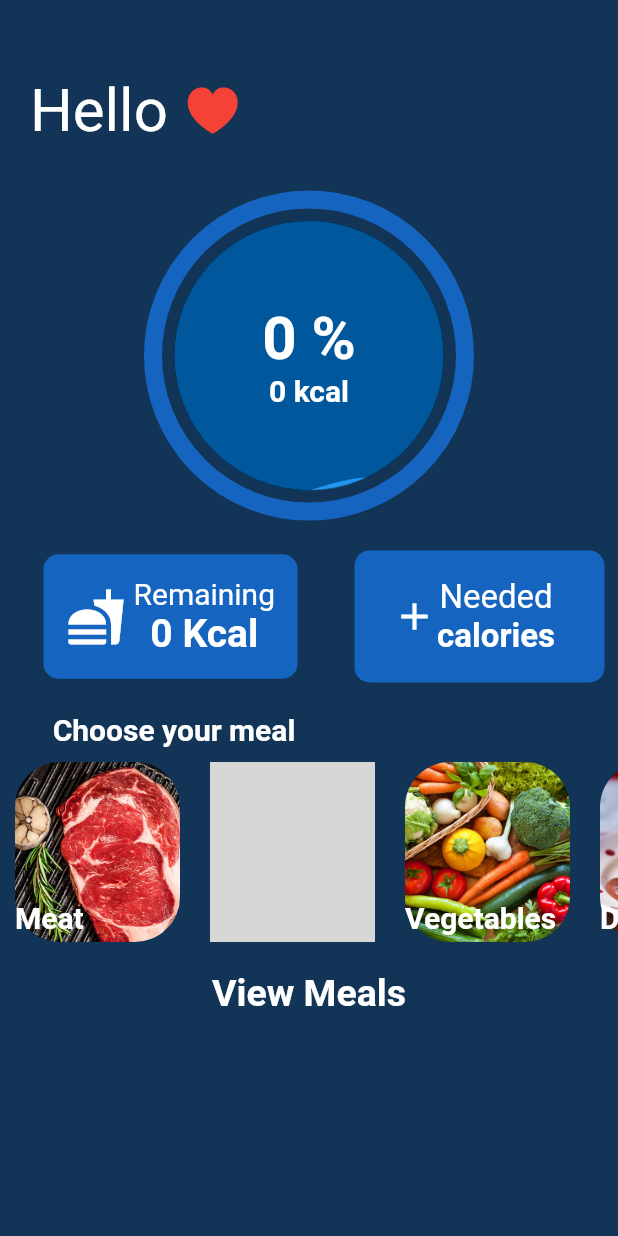
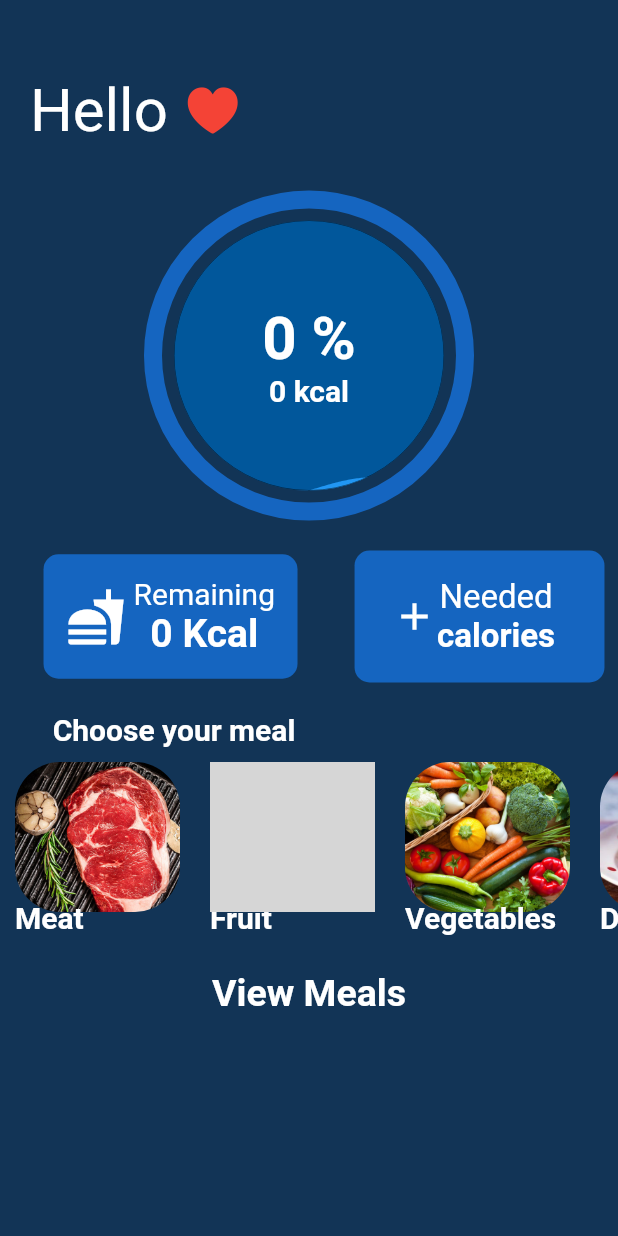
Before and after one commit to YoussifHany51/Calorie_Tracker, a Flutter app: the Home screen opened directly, on a phone screen of 412 x 824 dp. Run offline on Flutter 3.47's test engine with Material 2 defaults, Android fonts, the phone set to English and light mode, and no system bars; drawn by our look-alikes of percent_indicator; our stand-ins replace liquid_progress_indicator, shared_preferences, sliding_sheet; accounts and stored records are empty; grey boxes are pictures that could not be loaded.

Commit message:
Editing some UI

```diff
--- a/lib/screens/categoryCarousel.dart
+++ b/lib/screens/categoryCarousel.dart
@@ -82,7 +82,7 @@ class _CategoryCarouselState extends State<CategoryCarousel> {
                   children: [
                     Container(
                       margin: EdgeInsets.all(10),
-                      height: 120,
+                      height: 100,
                       width: 110,
                       child: Hero(
                         tag: category.image,
```
